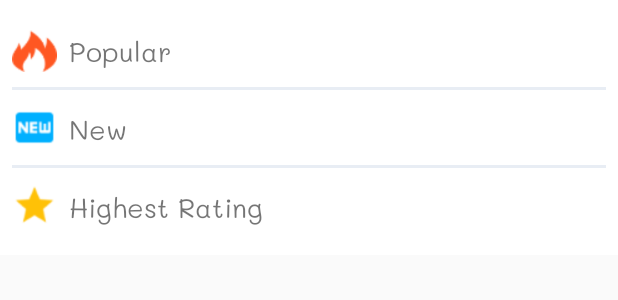
After one commit to firepaperbird/project_iFood, an Android app: the layout bottom_filter_sheet.xml on its own in the app's theme, with its tools: preview values and no code run, on a phone screen of 412 x 824 dp. The commit adds this screen. Shown: the top 300 px of the screen. Run offline under Robolectric (Android 15) with nearby library versions, the light colour scheme and no system bars.

```diff
--- a/app/src/main/res/layout/activity_detail_cookbook.xml
+++ b/app/src/main/res/layout/activity_detail_cookbook.xml
@@ -67,7 +67,7 @@ tools:context=".DetailCookbook">
             android:textColor="@color/colorAccent"
             android:background="@color/trans"
             android:layout_alignParentEnd="true"
-            android:text="Remove(s)"
+            android:text="Remove"
             android:onClick="removeDishesInCookbook"/>
 
     </RelativeLayout>
--- /dev/null
+++ b/app/src/main/res/layout/bottom_filter_sheet.xml
@@ -0,0 +1,93 @@
+<?xml version="1.0" encoding="utf-8"?>
+<LinearLayout xmlns:android="http://schemas.android.com/apk/res/android"
+    xmlns:app="http://schemas.android.com/apk/res-auto"
+    android:id="@+id/bottom_filter_sheet"
+    android:layout_width="match_parent"
+    android:layout_height="wrap_content"
+    android:background="#fff"
+    android:orientation="vertical"
+    android:padding="@dimen/padding_medium"
+    app:behavior_hideable="true"
+    app:behavior_peekHeight="56dp"
+    app:layout_behavior="android.support.design.widget.BottomSheetBehavior">
+
+    <LinearLayout
+        android:id="@+id/filterPopular"
+        android:layout_width="match_parent"
+        android:layout_height="50dp"
+        android:orientation="horizontal"
+        android:layout_gravity="center_vertical">
+
+        <TextView
+            android:layout_width="30dp"
+            android:layout_height="30dp"
+            android:layout_gravity="center_vertical"
+            android:background="@drawable/ic_action_popular"
+            android:layout_marginEnd="@dimen/padding_medium"/>
+
+        <TextView
+            android:layout_width="match_parent"
+            android:layout_height="wrap_content"
+            android:text="Popular"
+            android:textSize="18sp"
+            android:layout_gravity="center_vertical"/>
+    </LinearLayout>
+
+    <LinearLayout
+        android:layout_width="match_parent"
+        android:layout_height="2dp"
+        android:background="@color/colorLightGray">
+    </LinearLayout>
+
+
+    <LinearLayout
+        android:id="@+id/filterNew"
+        android:layout_width="match_parent"
+        android:layout_height="50dp"
+        android:orientation="horizontal"
+        android:layout_gravity="center_vertical">
+
+        <TextView
+            android:layout_width="30dp"
+            android:layout_height="30dp"
+            android:background="@drawable/ic_action_fiber_new"
+            android:layout_gravity="center_vertical"
+            android:layout_marginEnd="@dimen/padding_medium"/>
+
+        <TextView
+            android:layout_width="match_parent"
+            android:layout_height="wrap_content"
+            android:text="New"
+            android:layout_gravity="center_vertical"
+            android:textSize="18sp"/>
+    </LinearLayout>
+
+    <LinearLayout
+        android:layout_width="match_parent"
+        android:layout_height="2dp"
+        android:background="@color/colorLightGray">
+    </LinearLayout>
+
+    <LinearLayout
+        android:id="@+id/filterRating"
+        android:layout_width="match_parent"
+        android:layout_height="50dp"
+        android:orientation="horizontal"
+        android:layout_gravity="center_vertical">
+
+        <TextView
+            android:layout_width="30dp"
+            android:layout_height="30dp"
+            android:background="@drawable/ic_action_star"
+            android:layout_marginEnd="@dimen/padding_medium"
+            android:layout_gravity="center_vertical"/>
+
+        <TextView
+            android:layout_width="match_parent"
+            android:layout_height="wrap_content"
+            android:text="Highest Rating"
+            android:textSize="18sp"
+            android:layout_gravity="center_vertical"/>
+    </LinearLayout>
+
+</LinearLayout>
```
Also changed, not shown: app/src/main/java/com/ifood/ifood/DetailCookbook.java (+9 -16 lines), app/src/main/java/com/ifood/ifood/Dialog/ConfirmRemoveDishInCookbookDialog.java (added, +66 -0 lines), app/src/main/java/com/ifood/ifood/Dialog/FilterDialog.java (added, +27 -0 lines), app/src/main/java/com/ifood/ifood/mainMenuActivity.java (+9 -1 lines), app/src/main/res/layout/activity_main_menu.xml (+11 -0 lines), app/src/main/res/drawable/ic_action_fiber_new.png (added), app/src/main/res/drawable/ic_action_filter.png (added), app/src/main/res/drawable/ic_action_new.png (added), app/src/main/res/drawable/ic_action_popular.png (added), app/src/main/res/drawable/ic_action_star.png (added).
